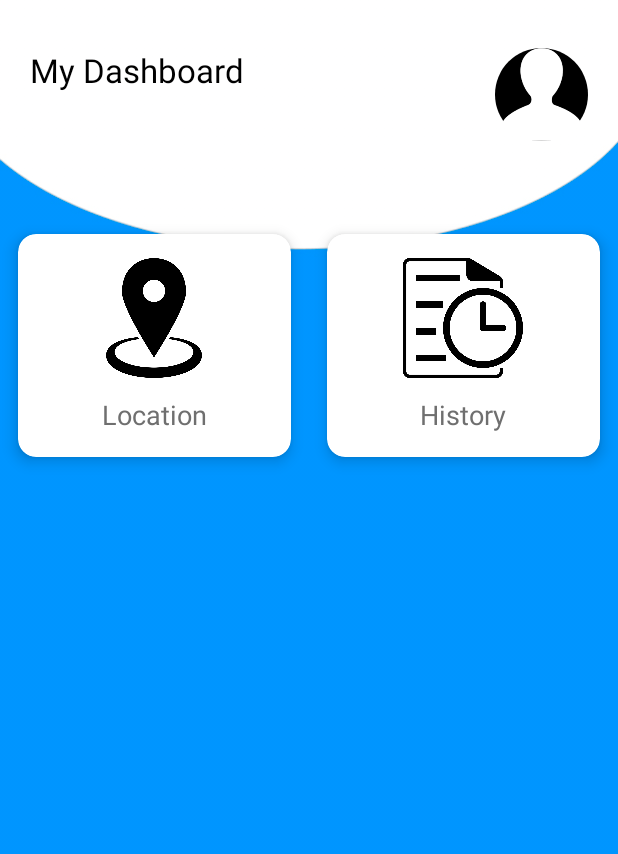
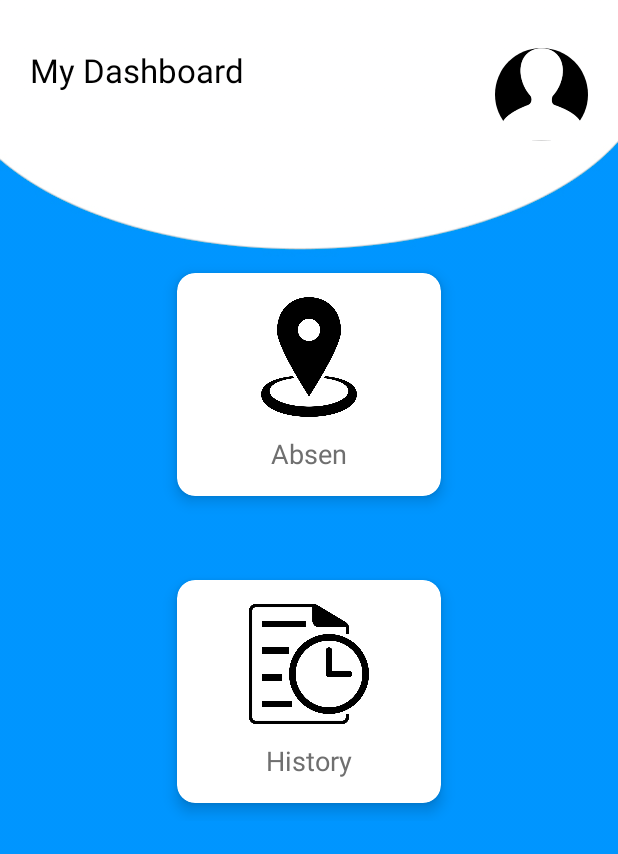
Before and after one commit to kaconk17/AbsensiLokasi, an Android app: the MainActivity screen opened directly, with no data from a screen before it, on a phone screen of 412 x 824 dp. Shown: the top 854 px of the screen. Run offline under Robolectric (Android 15) with nearby library versions, the phone set to English and light mode, and no system bars; our stand-ins replace CircleImageView.

Commit message:
design layout

```diff
--- a/app/src/main/java/com/example/absensilokasi/MainActivity.java
+++ b/app/src/main/java/com/example/absensilokasi/MainActivity.java
@@ -97,8 +97,8 @@ Boolean login;
                                 AlertDialog.Builder builder = new AlertDialog.Builder(MainActivity.this);
                                 builder.setTitle("logout").setMessage("Apakah anda akan Logout ?").setPositiveButton("YES", dialogClickListener).setNegativeButton("NO", dialogClickListener).show();
                                 return true;
-                            case R.id.one:
-                                alert.showAlertDialog(MainActivity.this, "One !", "Anda logout", true);
+                            case R.id.profile:
+                                alert.showAlertDialog(MainActivity.this, "One !", "Profile", true);
                                 return true;
                             default:
                                 return false;
--- a/app/src/main/res/layout/activity_main.xml
+++ b/app/src/main/res/layout/activity_main.xml
@@ -45,16 +45,18 @@
         </RelativeLayout>
 
         <GridLayout
-            android:columnCount="2"
+            android:columnCount="1"
             android:rowCount="3"
+            android:layout_gravity="center"
             android:alignmentMode="alignMargins"
             android:columnOrderPreserved="false"
             android:layout_marginTop="50dp"
-            android:layout_width="match_parent"
+            android:layout_width="200dp"
             android:layout_height="wrap_content">
 
             <androidx.cardview.widget.CardView
                 android:id="@+id/absen_btn"
+                android:layout_marginTop="38dp"
                 android:layout_width="wrap_content"
                 android:layout_height="wrap_content"
                 android:layout_columnWeight="1"
@@ -81,7 +83,7 @@
                         android:textSize="18sp"
                         android:textColor="#6F6F6F"
                         android:layout_marginTop="12dp"
-                        android:text="Location"/>
+                        android:text="Absen"/>
 
                 </LinearLayout>
 
@@ -89,6 +91,7 @@
             <androidx.cardview.widget.CardView
                 android:layout_width="wrap_content"
                 android:layout_height="wrap_content"
+                android:layout_marginTop="44dp"
                 android:layout_columnWeight="1"
                 android:layout_rowWeight="1"
                 android:background="@color/cardview_light_background"
--- a/app/src/main/res/menu/popup_menu.xml
+++ b/app/src/main/res/menu/popup_menu.xml
@@ -1,13 +1,8 @@
 <?xml version="1.0" encoding="utf-8"?>
 <menu xmlns:android="http://schemas.android.com/apk/res/android">
     <item
-        android:id="@+id/one"
-        android:title="One"/>
-
-    <item
-        android:id="@+id/two"
-        android:title="Two"/>
-
+        android:id="@+id/profile"
+        android:title="Profile"/>
     <item
         android:id="@+id/logout"
         android:title="Logout"/>
--- a/app/src/main/res/values/colors.xml
+++ b/app/src/main/res/values/colors.xml
@@ -3,7 +3,7 @@
     <color name="colorPrimary">#6200EE</color>
     <color name="colorPrimaryDark">#FFFFFF</color>
     <color name="colorAccent">#03DAC5</color>
-    <color name="primary">#2196F3</color>
+    <color name="primary">#0095FF</color>
     <color name="primary_dark">#1C84D6</color>
     <color name="primary_darker">#1173C1</color>
     <color name="accent">#FFFFFF</color>
@@ -17,4 +17,5 @@
     <color name="base">#AAAAAA</color>
     <color name="iron">#CCCCCC</color>
     <color name="white">#FFFFFF</color>
+    <color name="transparan">#00FFFFFF</color>
 </resources>
--- a/app/src/main/res/values/styles.xml
+++ b/app/src/main/res/values/styles.xml
@@ -6,6 +6,14 @@
         <item name="colorPrimary">@color/colorPrimary</item>
         <item name="colorPrimaryDark">@color/colorPrimaryDark</item>
         <item name="colorAccent">@color/colorAccent</item>
+    </style>
+    <style name="AppMenu" parent="Theme.AppCompat.Light">
+        <!-- Customize your theme here. -->
+        <item name="colorPrimary">@color/colorPrimaryDark</item>
+        <item name="colorPrimaryDark">@color/colorPrimaryDark</item>
+        <item name="colorAccent">@color/colorAccent</item>
+
+        <item name="android:windowBackground">@drawable/bg_apps</item>
     </style>
     <style name="AppTheme.Dark" parent="Theme.AppCompat.NoActionBar">
         <item name="colorPrimary">@color/primary</item>
```
Also changed, not shown: app/src/main/AndroidManifest.xml (+6 -2 lines), app/src/main/java/com/example/absensilokasi/AbsenActivity.java (+103 -12 lines), app/src/main/res/layout/activity_absen.xml (+28 -10 lines).
